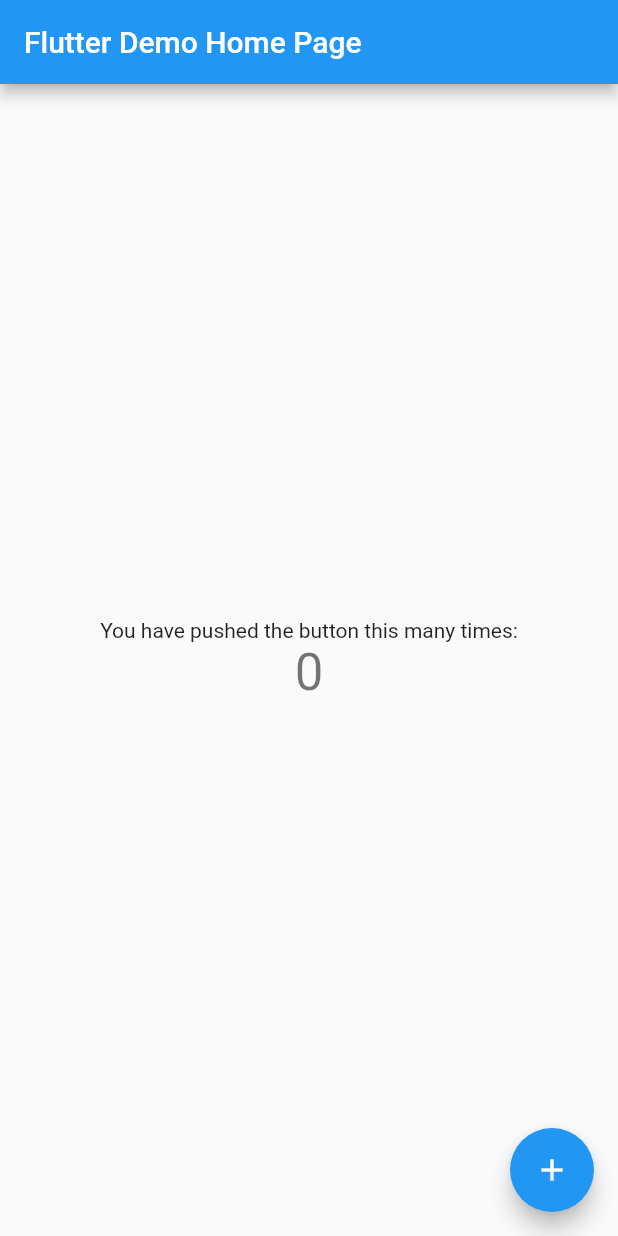
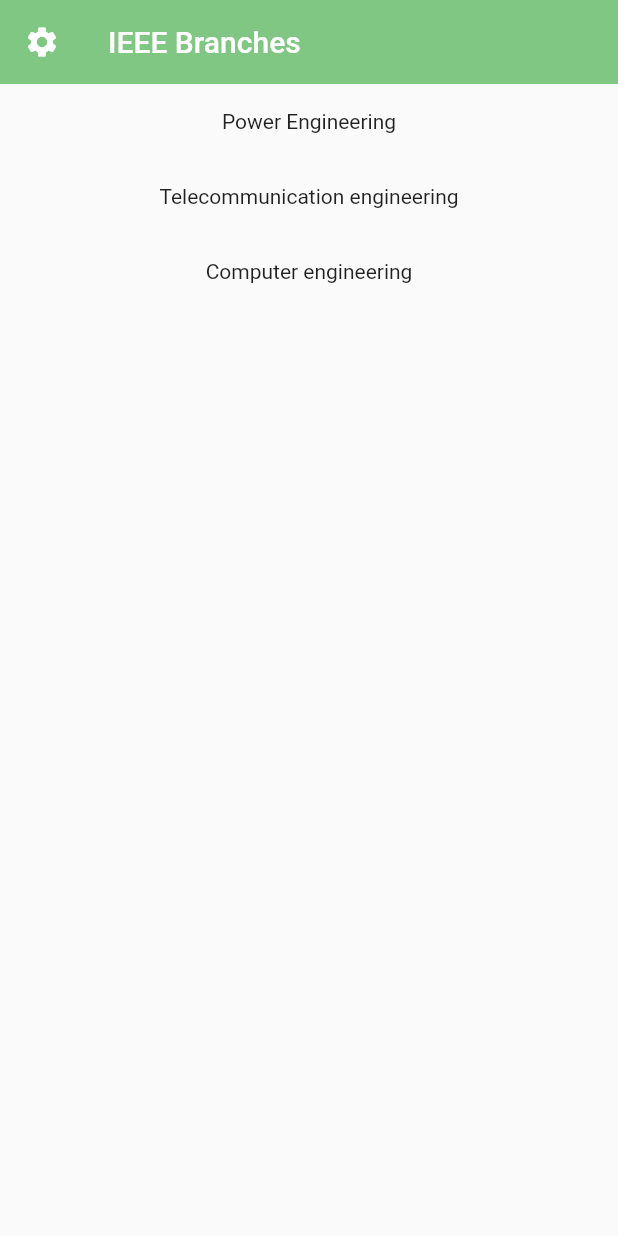
Before and after one commit to islemkehoul/IEEE-Branches, a Flutter app: the screen it shows after launch, on a phone screen of 412 x 824 dp. Run offline on Flutter 3.47's test engine with Material 2 defaults, Android fonts, the phone set to English and light mode, and no system bars.

Commit message:
first commit

```diff
--- /dev/null
+++ b/lib/computer.dart
@@ -0,0 +1,10 @@
+import 'package:flutter/material.dart';
+
+class Computer extends StatelessWidget {
+  @override
+  Widget build(BuildContext context) {
+    return Scaffold(
+
+    );
+  }
+}
--- a/lib/main.dart
+++ b/lib/main.dart
@@ -1,111 +1,59 @@
+import 'package:electronics_app/computer.dart';
+import 'package:electronics_app/controlpage.dart';
+import 'package:electronics_app/powerpage.dart';
+import 'package:electronics_app/telecompage.dart';
 import 'package:flutter/material.dart';
 
-void main() => runApp(MyApp());
+void main() => runApp(MaterialApp(
+ initialRoute: '/',
+  routes: {
+    // When navigating to the "/" route, build the FirstScreen widget.
+    '/': (context) => Home(),
+    // When navigating to the "/second" route, build the SecondScreen widget.
+    '/second': (context) => Control(),
+    '/third': (context) => Power(),
+    '/fourth': (context) => Telecom(),
+    '/fifth': (context) => Computer(),
 
-class MyApp extends StatelessWidget {
-  // This widget is the root of your application.
+  },
+));
+
+class Home extends StatefulWidget {
+  @override
+  _HomeState createState() => _HomeState();
+}
+
+class _HomeState extends State<Home> {
   @override
   Widget build(BuildContext context) {
-    return MaterialApp(
-      title: 'Flutter Demo',
-      theme: ThemeData(
-        // This is the theme of your application.
-        //
-        // Try running your application with "flutter run". You'll see the
-        // application has a blue toolbar. Then, without quitting the app, try
-        // changing the primarySwatch below to Colors.green and then invoke
-        // "hot reload" (press "r" in the console where you ran "flutter run",
-        // or simply save your changes to "hot reload" in a Flutter IDE).
-        // Notice that the counter didn't reset back to zero; the application
-        // is not restarted.
-        primarySwatch: Colors.blue,
-      ),
-      home: MyHomePage(title: 'Flutter Demo Home Page'),
+    return Scaffold(
+      appBar: AppBar(
+        leading: Icon(
+          Icons.settings
+        ),
+        backgroundColor: Colors.green[300],
+        title: Text('IEEE Branches'),
+        elevation: 0,
+       ),
+
+       body: ListView(
+ // padding: const EdgeInsets.all(8),
+  children: <Widget>[
+
+    Container(
+      height: 50,
+      child: const Center(child: Text('Power Engineering')),
+    ),
+    Container(
+      height: 50,
+      child: const Center(child: Text('Telecommunication engineering')),
+    ),
+    Container(
+      height: 50,
+      child: const Center(child: Text('Computer engineering')),
+    ),
+  ],
+),
     );
   }
 }
-
-class MyHomePage extends StatefulWidget {
-  MyHomePage({Key key, this.title}) : super(key: key);
-
-  // This widget is the home page of your application. It is stateful, meaning
-  // that it has a State object (defined below) that contains fields that affect
-  // how it looks.
-
-  // This class is the configuration for the state. It holds the values (in this
-  // case the title) provided by the parent (in this case the App widget) and
-  // used by the build method of the State. Fields in a Widget subclass are
-  // always marked "final".
-
-  final String title;
-
-  @override
-  _MyHomePageState createState() => _MyHomePageState();
-}
-
-class _MyHomePageState extends State<MyHomePage> {
-  int _counter = 0;
-
-  void _incrementCounter() {
-    setState(() {
-      // This call to setState tells the Flutter framework that something has
-      // changed in this State, which causes it to rerun the build method below
-      // so that the display can reflect the updated values. If we changed
-      // _counter without calling setState(), then the build method would not be
-      // called again, and so nothing would appear to happen.
-      _counter++;
-    });
-  }
-
-  @override
-  Widget build(BuildContext context) {
-    // This method is rerun every time setState is called, for instance as done
-    // by the _incrementCounter method above.
-    //
-    // The Flutter framework has been optimized to make rerunning build methods
-    // fast, so that you can just rebuild anything that needs updating rather
-    // than having to individually change instances of widgets.
-    return Scaffold(
-      appBar: AppBar(
-        // Here we take the value from the MyHomePage object that was created by
-        // the App.build method, and use it to set our appbar title.
-        title: Text(widget.title),
-      ),
-      body: Center(
-        // Center is a layout widget. It takes a single child and positions it
-        // in the middle of the parent.
-        child: Column(
-          // Column is also a layout widget. It takes a list of children and
-          // arranges them vertically. By default, it sizes itself to fit its
-          // children horizontally, and tries to be as tall as its parent.
-          //
-          // Invoke "debug painting" (press "p" in the console, choose the
-          // "Toggle Debug Paint" action from the Flutter Inspector in Android
-          // Studio, or the "Toggle Debug Paint" command in Visual Studio Code)
-          // to see the wireframe for each widget.
-          //
-          // Column has various properties to control how it sizes itself and
-          // how it positions its children. Here we use mainAxisAlignment to
-          // center the children vertically; the main axis here is the vertical
-          // axis because Columns are vertical (the cross axis would be
-          // horizontal).
-          mainAxisAlignment: MainAxisAlignment.center,
-          children: <Widget>[
-            Text(
-              'You have pushed the button this many times:',
-            ),
-            Text(
-              '$_counter',
-              style: Theme.of(context).textTheme.display1,
-            ),
-          ],
-        ),
-      ),
-      floatingActionButton: FloatingActionButton(
-        onPressed: _incrementCounter,
-        tooltip: 'Increment',
-        child: Icon(Icons.add),
-      ), // This trailing comma makes auto-formatting nicer for build methods.
-    );
-  }
-}
--- /dev/null
+++ b/lib/powerpage.dart
@@ -0,0 +1,10 @@
+import 'package:flutter/material.dart';
+
+class Power extends StatelessWidget {
+  @override
+  Widget build(BuildContext context) {
+    return Scaffold(
+
+    );
+  }
+}
```
Also changed, not shown: lib/controlpage.dart (added, +14 -0 lines), lib/telecompage.dart (added, +12 -0 lines), pubspec.yaml (+6 -3 lines).
